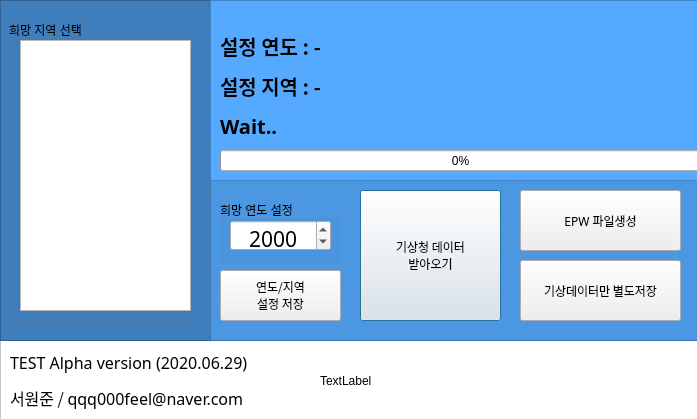
wkim300/wjx2_kma_weather_crawler, file apicore/uitest.ui: the form before one commit.
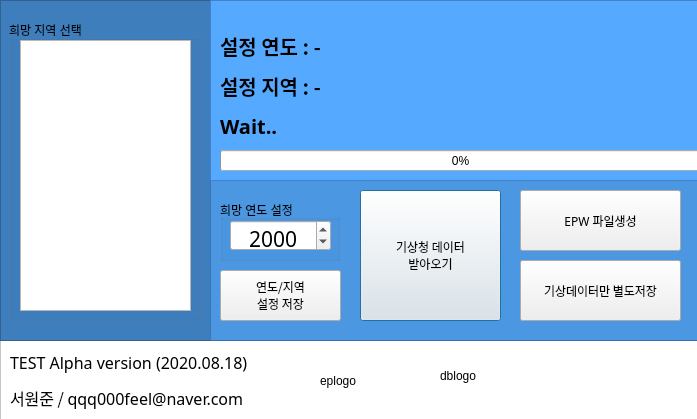
The form after the commit. Icons and pictures are not drawn.

What changed in the file:
```diff
--- a/apicore/uitest.ui
+++ b/apicore/uitest.ui
@@ -380,7 +380,7 @@
     </font>
    </property>
    <property name="text">
-    <string>&lt;html&gt;&lt;head/&gt;&lt;body&gt;&lt;p&gt;&lt;span style=&quot; font-size:12pt; font-weight:400;&quot;&gt;TEST Alpha version (2020.06.29)&lt;/span&gt;&lt;/p&gt;&lt;p&gt;&lt;span style=&quot; font-size:12pt; font-weight:400;&quot;&gt;서원준 / qqq000feel@naver.com&lt;/span&gt;&lt;/p&gt;&lt;/body&gt;&lt;/html&gt;</string>
+    <string>&lt;html&gt;&lt;head/&gt;&lt;body&gt;&lt;p&gt;&lt;span style=&quot; font-size:12pt; font-weight:400;&quot;&gt;TEST Alpha version (2020.08.18)&lt;/span&gt;&lt;/p&gt;&lt;p&gt;&lt;span style=&quot; font-size:12pt; font-weight:400;&quot;&gt;서원준 / qqq000feel@naver.com&lt;/span&gt;&lt;/p&gt;&lt;/body&gt;&lt;/html&gt;</string>
    </property>
    <property name="alignment">
     <set>Qt::AlignLeading|Qt::AlignLeft|Qt::AlignVCenter</set>
@@ -396,7 +396,7 @@
     </rect>
    </property>
    <property name="text">
-    <string>TextLabel</string>
+    <string>eplogo</string>
    </property>
   </widget>
   <widget class="QLabel" name="dblogolbl">
@@ -409,7 +409,7 @@
     </rect>
    </property>
    <property name="text">
-    <string/>
+    <string>dblogo</string>
    </property>
   </widget>
   <widget class="QFrame" name="frame_4">
```
